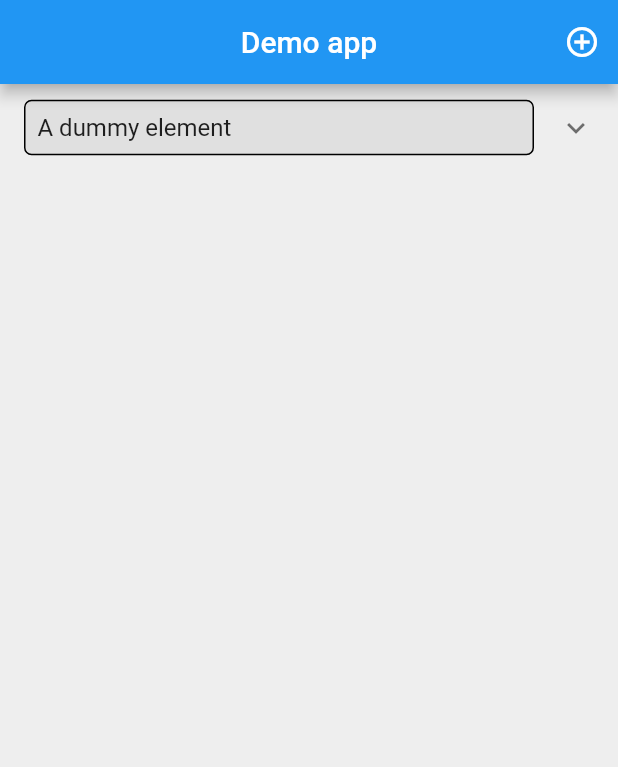
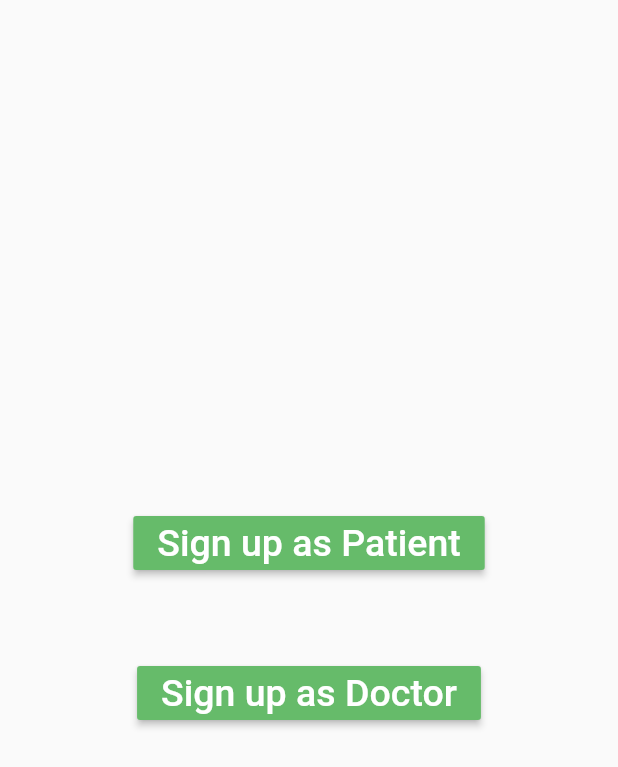
Before and after one commit to hiteshtiwari9491/todoapp, a Flutter app: the screen it shows after launch, on a phone screen of 412 x 824 dp. Shown: the top 767 px of the screen. Run offline on Flutter 3.47's test engine with Material 2 defaults, Android fonts, the phone set to English and light mode, and no system bars.

Commit message:
Dashboard and Signup Screens

```diff
--- a/lib/routes/routes.dart
+++ b/lib/routes/routes.dart
@@ -1,18 +1,24 @@
 import 'package:flutter/material.dart';
 import 'package:todo_app/screens/home.dart';
 import 'package:todo_app/screens/listscreen.dart';
+import 'package:todo_app/screens/loginscreen.dart';
+import 'package:todo_app/screens/signupscreen.dart';
+import 'package:todo_app/screens/splashscreen.dart';
 
 import '../utils/route_names.dart';
 
 class SetupRoutes {
   // Set initial route here
-  static String initialRoute = Routes.HOME;
+  static String initialRoute = Routes.SIGNUP;
 
   /// Add entry for new route here
   static Map<String, WidgetBuilder> get routes {
     return {
+      Routes.LOGIN:(context) => Login(),
       Routes.HOME: (context) => Home(),
       Routes.ADD_TO_LIST: (context) => ListScreen(),
+      Routes.SPLASH_SCREEN:(context) => SplashScreen(),
+      Routes.SIGNUP:(context) => Signup(),
     };
   }
 
--- /dev/null
+++ b/lib/screens/signupscreen.dart
@@ -0,0 +1,51 @@
+import 'package:flutter/material.dart';
+
+class Signup extends StatefulWidget {
+  @override
+  _SignupState createState() => _SignupState();
+}
+
+class _SignupState extends State<Signup> {
+  @override
+  Widget build(BuildContext context) {
+    return Scaffold(
+      body: Center(
+        child: Column(
+          mainAxisAlignment: MainAxisAlignment.center,
+          children: <Widget>[
+            Container(
+                height: 100,
+                padding: EdgeInsets.fromLTRB(20, 20, 20, 20),
+                alignment: Alignment.center,
+                child: RaisedButton(
+                  textColor: Colors.white,
+                  color: Colors.green[400],
+                  child: Text(
+                    'Sign up as Patient',
+                    style: TextStyle(fontSize: 25),
+                  ),
+                  onPressed: () {
+                    print("Click on the button to signup as patient");
+                  },
+                )),
+            Container(
+                height: 100,
+                padding: EdgeInsets.fromLTRB(10, 0, 10, 0),
+                alignment: Alignment.center,
+                child: RaisedButton(
+                  textColor: Colors.white,
+                  color: Colors.green[400],
+                  child: Text(
+                    'Sign up as Doctor',
+                    style: TextStyle(fontSize: 25),
+                  ),
+                  onPressed: () {
+                    print("Click on the button to signup as Doctor");
+                  },
+                )),
+          ],
+        ),
+      ),
+    );
+  }
+}
--- a/lib/utils/route_names.dart
+++ b/lib/utils/route_names.dart
@@ -1,4 +1,7 @@
 class Routes {
+  static const String LOGIN ='login';
   static const String HOME = 'home';
   static const String ADD_TO_LIST = 'list_to_list';
+  static const String SPLASH_SCREEN = 'splash_screen';
+  static const String SIGNUP = 'signup';
 }
```
Also changed, not shown: lib/screens/loginscreen.dart (added, +53 -0 lines), lib/screens/splashscreen.dart (added, +36 -0 lines).
